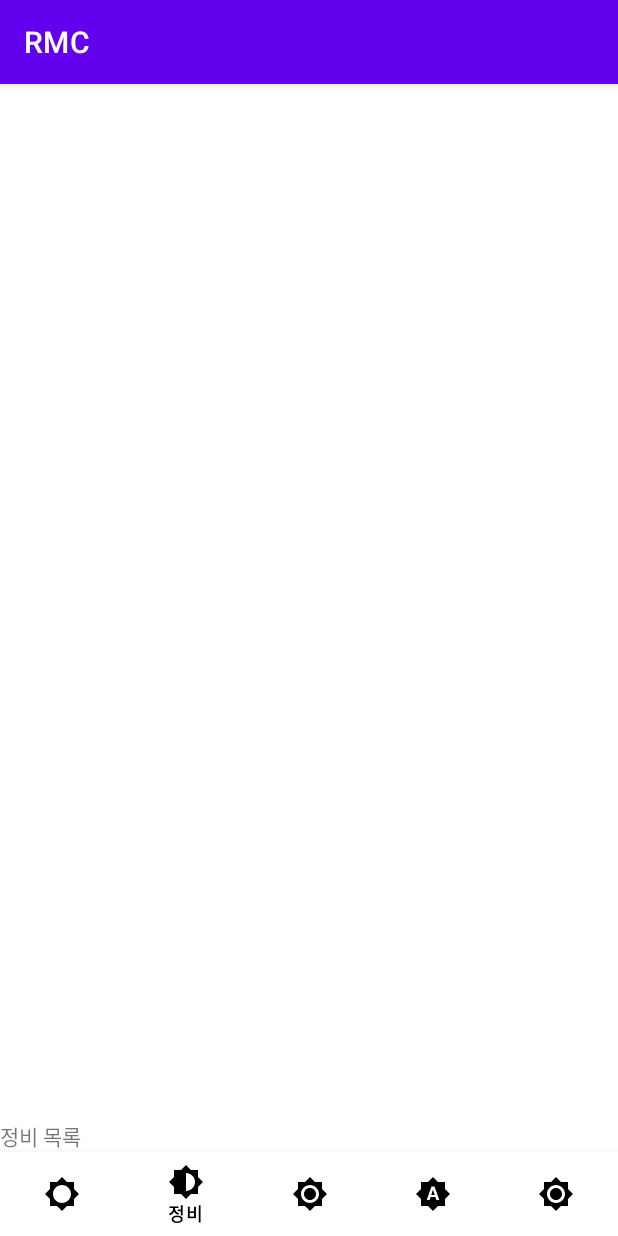
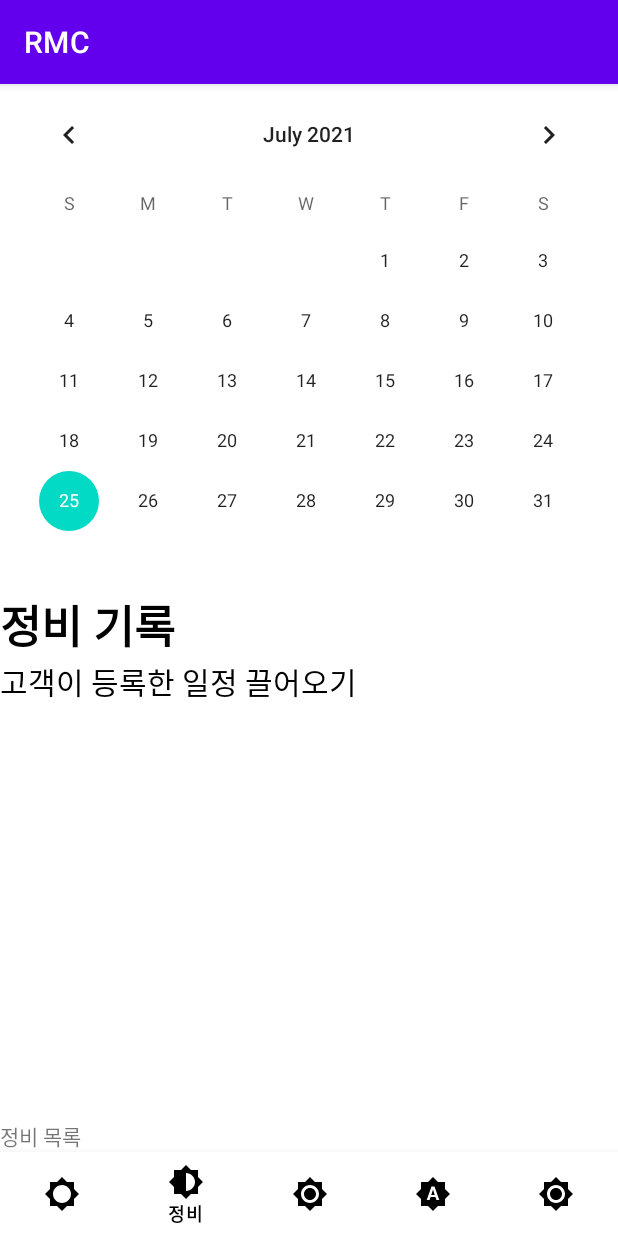
Before and after one commit to kaaang/korea_project3, an Android app: the screen it shows after launch (MainActivity), item 2 of the bottom bar chosen, on a phone screen of 412 x 824 dp. Run offline under Robolectric (Android 15) with nearby library versions, the phone set to English and light mode, and no system bars.

Commit message:
Designed Fragment_maintenance_list and Maintenance and activity.java// jinah0726

```diff
--- a/app/src/main/res/layout/fragment_main_main.xml
+++ b/app/src/main/res/layout/fragment_main_main.xml
@@ -140,7 +140,7 @@
                 app:cardCornerRadius="20dp"
                 app:cardElevation="0dp">
 
-                <!--                            오토바이 이미지                        -->
+                <!--    오토바이 이미지는 사용자에게 받을 예정                 -->
                 <ImageView
                     android:id="@+id/card_background"
                     android:layout_width="match_parent"
@@ -148,7 +148,7 @@
                     android:scaleType="centerCrop"
                     android:src="@drawable/img" />
 
-                <!--                            엠블럼                                    -->
+                <!--                         엠블럼(저작권때문에 뺄  수도 있음   -->
                 <ImageView
                     android:layout_width="50dp"
                     android:layout_height="50dp"
--- a/app/src/main/res/layout/fragment_main_maintenance_list.xml
+++ b/app/src/main/res/layout/fragment_main_maintenance_list.xml
@@ -3,7 +3,8 @@
     xmlns:app="http://schemas.android.com/apk/res-auto"
     xmlns:tools="http://schemas.android.com/tools"
     android:layout_width="match_parent"
-    android:layout_height="match_parent">
+    android:layout_height="match_parent"
+    android:orientation="vertical">
 
     <TextView
         android:id="@+id/textView5"
@@ -12,4 +13,38 @@
         android:text="정비 목록"
         app:layout_constraintBottom_toBottomOf="parent"
         app:layout_constraintStart_toStartOf="parent" />
+
+    <!-- 캘린더 일자 클릭 시 정보가 하단의 정비 기록 란에 왔으면 좋겠음-->
+    <CalendarView
+        android:id="@+id/maintentance_cal"
+        android:layout_width="match_parent"
+        android:layout_height="wrap_content"
+        app:layout_constraintLeft_toLeftOf="parent"
+        tools:ignore="MissingConstraints" />
+
+    <LinearLayout
+        android:layout_width="match_parent"
+        android:layout_height="wrap_content"
+        android:orientation="vertical"
+        app:layout_constraintTop_toBottomOf="@+id/maintentance_cal">
+
+        <TextView
+            android:layout_width="wrap_content"
+            android:layout_height="wrap_content"
+            android:text="정비 기록"
+            android:textSize="30sp"
+            android:textStyle="bold"
+            android:textColor="#000000"/>
+
+        <TextView
+
+            android:layout_width="wrap_content"
+            android:layout_height="wrap_content"
+            android:text="고객이 등록한 일정 끌어오기"
+            android:textSize="20dp"
+            android:textColor="#000000"/>
+
+    </LinearLayout>
+
+
 </androidx.constraintlayout.widget.ConstraintLayout>
--- a/app/src/main/res/layout/fragment_main_maintenance_regist.xml
+++ b/app/src/main/res/layout/fragment_main_maintenance_regist.xml
@@ -12,4 +12,5 @@
         android:text="정비등록"
         app:layout_constraintBottom_toBottomOf="parent"
         app:layout_constraintStart_toStartOf="parent" />
+
 </androidx.constraintlayout.widget.ConstraintLayout>
```
Also changed, not shown: app/src/main/java/com/ridingmate/app/activity/main/MainActivity.java (+6 -12 lines), app/src/main/java/com/ridingmate/app/activity/main/MaintenanceActivity.java (added, +21 -0 lines), app/src/main/res/menu/maintenance_top.xml (added, +9 -0 lines), app/src/main/res/drawable-v24/cal_add.png (added).
